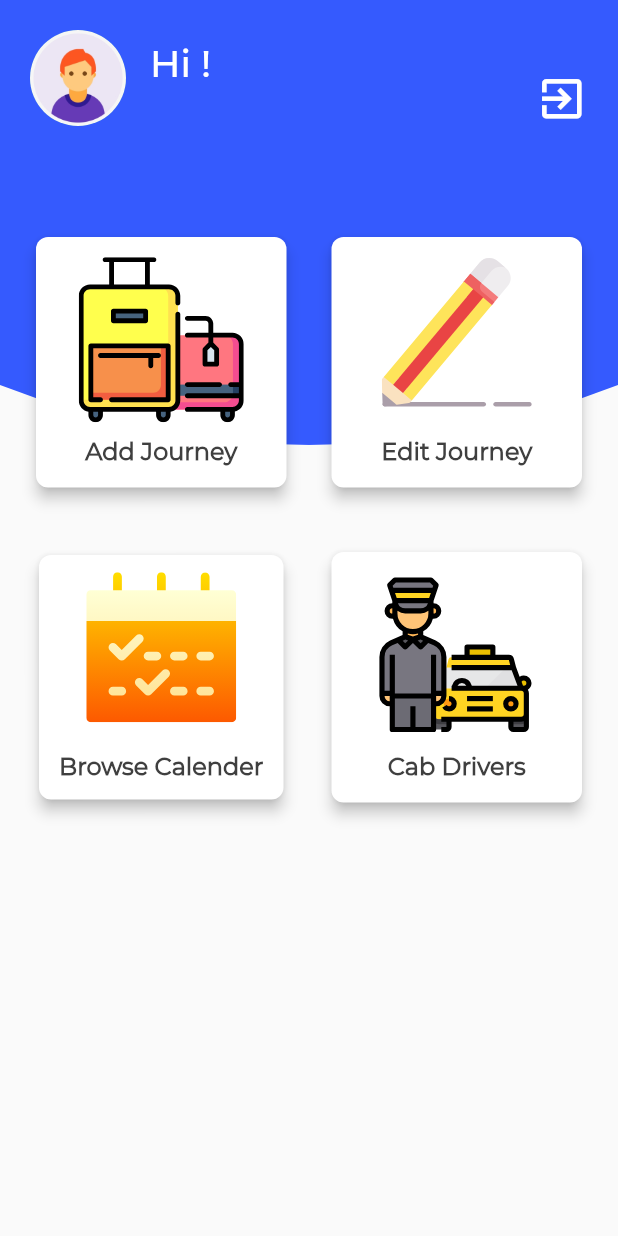
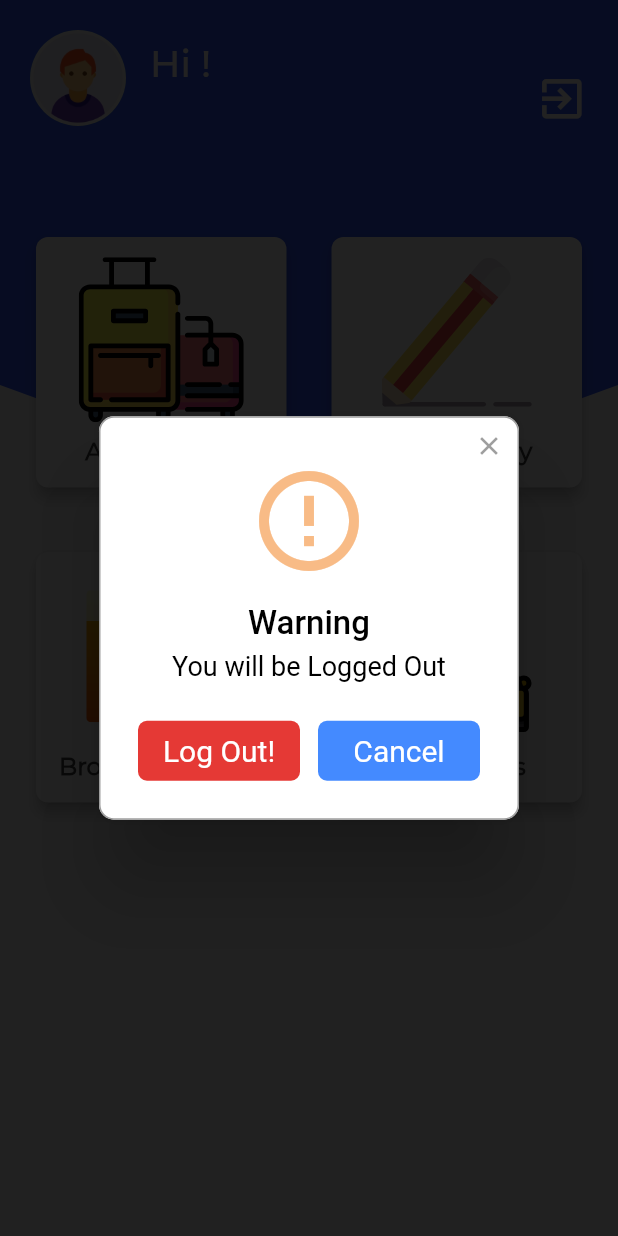
Before and after one commit to utsavmajhi/Carpool_IITP, a Flutter app: the HomeScreen screen opened by its route, after a tap on the "exit to app" icon, on a phone screen of 412 x 824 dp. Run offline on Flutter 3.47's test engine with Material 2 defaults, Android fonts, the phone set to English and light mode, and no system bars; drawn by our look-alikes of rflutter_alert; our stand-ins replace cloud_firestore, firebase_auth, flutter_svg, google_fonts, modal_progress_hud, shared_preferences and 1 more; missing offline and left inert: firebase_helpers; accounts and stored records are empty.

Commit message:
fixed certain bugs

```diff
--- a/lib/CalenderUI.dart
+++ b/lib/CalenderUI.dart
@@ -127,7 +127,7 @@ class _HomePageState extends State<CalenderUI> {
                     children: <Widget>[
                       TableCalendar(
                         events: _events,
-                        initialCalendarFormat: CalendarFormat.week,
+                        initialCalendarFormat: CalendarFormat.month,
                         calendarStyle: CalendarStyle(
                             canEventMarkersOverflow: true,
                             todayColor: Colors.orange,
--- a/lib/EditFieldsDetailsScreen.dart
+++ b/lib/EditFieldsDetailsScreen.dart
@@ -207,7 +207,7 @@ class _EditFieldsDetailsScreenState extends State<EditFieldsDetailsScreen> {
                               _placefrom=newValue;
                             });
                           },
-                          items: <String>['Patna Junction','Patna Airport','Danapur Junction','Patliputra Junction','Ara Junction','Rajendra Nagar Terminal','IIT Patna']
+                          items: <String>['Patna Junction','Patna Airport','Danapur Junction','Patliputra Junction','Ara Junction','Rajendranagar Terminal','IIT Patna']
                               .map<DropdownMenuItem<String>>((String value) {
                             return DropdownMenuItem<String>(
                               value: value,
@@ -241,7 +241,7 @@ class _EditFieldsDetailsScreenState extends State<EditFieldsDetailsScreen> {
                               _placeto=newValue;
                             });
                           },
-                          items: <String>['Patna Junction','Patna Airport','Danapur Junction','Patliputra Junction','Ara Junction','Rajendra Nagar Terminal','IIT Patna']
+                          items: <String>['Patna Junction','Patna Airport','Danapur Junction','Patliputra Junction','Ara Junction','Rajendranagar Terminal','IIT Patna']
                               .map<DropdownMenuItem<String>>((String value) {
                             return DropdownMenuItem<String>(
                               value: value,
--- a/lib/EditTravelScreen.dart
+++ b/lib/EditTravelScreen.dart
@@ -155,7 +155,7 @@ class _EditTravelScreenState extends State<EditTravelScreen> {
                           {
                             //goto next page for editing details
                             print(snapshot.data.documents[index]);
-                            Navigator.pushNamed(context, EditFieldsDetailsScreen.id,arguments:EditdetailsModel(documentSnapshot: snapshot.data.documents[index]));
+                            Navigator.pushReplacementNamed(context, EditFieldsDetailsScreen.id,arguments:EditdetailsModel(documentSnapshot: snapshot.data.documents[index]));
                           },
                           child: Card(
                             color: Colors.amber,
@@ -223,7 +223,7 @@ class _EditTravelScreenState extends State<EditTravelScreen> {
                                       mainAxisAlignment: MainAxisAlignment.center,
                                       children: <Widget>[
                                         Text(
-                                          descriptionoj=='TO'?'Departure':'Arrival',
+                                          descriptionoj=='TO'?'Depart':'Arrival',
                                           style: TextStyle(
                                               fontSize: 18,
                                               fontWeight: FontWeight.bold
--- a/lib/HomeScreen.dart
+++ b/lib/HomeScreen.dart
@@ -13,7 +13,7 @@ import 'package:flutter_svg/flutter_svg.dart';
 import 'package:firebase_auth/firebase_auth.dart';
 import 'PassArguments/edittraveluid.dart';
 import 'package:shared_preferences/shared_preferences.dart';
-
+import 'package:rflutter_alert/rflutter_alert.dart';
 
 
 class HomeScreen extends StatefulWidget {
@@ -219,7 +219,7 @@ class _HomeScreenState extends State<HomeScreen> {
 
                               },
                               child: Padding(
-                                padding: const EdgeInsets.all(2.0),
+                                padding: const EdgeInsets.all(0.0),
                                 child: Card(
                                   shape: RoundedRectangleBorder(
                                     borderRadius: BorderRadius.circular(8),
@@ -293,10 +293,36 @@ class _HomeScreenState extends State<HomeScreen> {
               child: IconButton(
                 alignment: Alignment.topRight,
                 onPressed: () async{
-                  _signOut();//signout from firebase
-                  SharedPreferences preferences = await SharedPreferences.getInstance();
-                  await preferences.clear();
-                  Navigator.pushReplacementNamed(context, LoginScreen.id);
+
+                  Alert(
+                    context: context,
+                    type: AlertType.warning,
+                    title: "Warning",
+                    desc: "You will be Logged Out",
+                    buttons: [
+                      DialogButton(
+                        child: Text(
+                          "Log Out!",
+                          style: TextStyle(color: Colors.white, fontSize: 20),
+                        ),
+                        onPressed: ()async {
+                          _signOut();//signout from firebase
+                          SharedPreferences preferences = await SharedPreferences.getInstance();
+                          await preferences.clear();
+                          Navigator.pushReplacementNamed(context, LoginScreen.id);
+                        },
+                        color: Colors.red[600],
+                      ),
+                      DialogButton(
+                        child: Text(
+                          "Cancel",
+                          style: TextStyle(color: Colors.white, fontSize: 20),
+                        ),
+                        onPressed: () => Navigator.pop(context),
+                        color: Colors.blueAccent,
+                      )
+                    ],
+                  ).show();
                 },
                 icon:Icon(Icons.exit_to_app,size: 35,color: Colors.white,),
               ),
```
